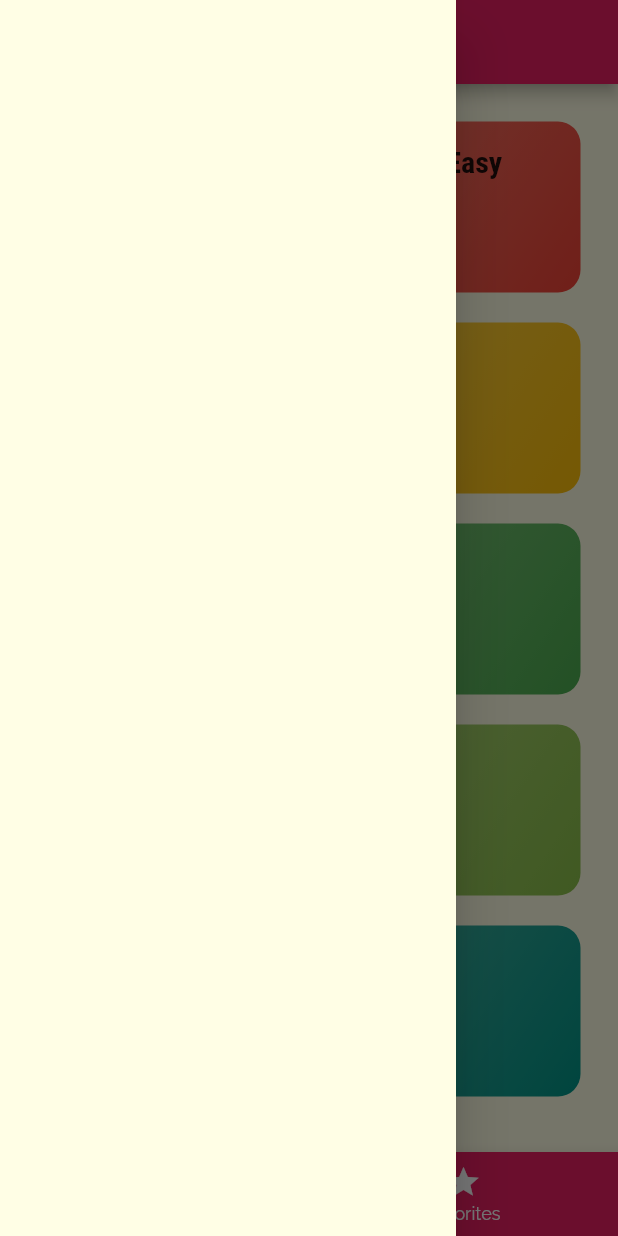
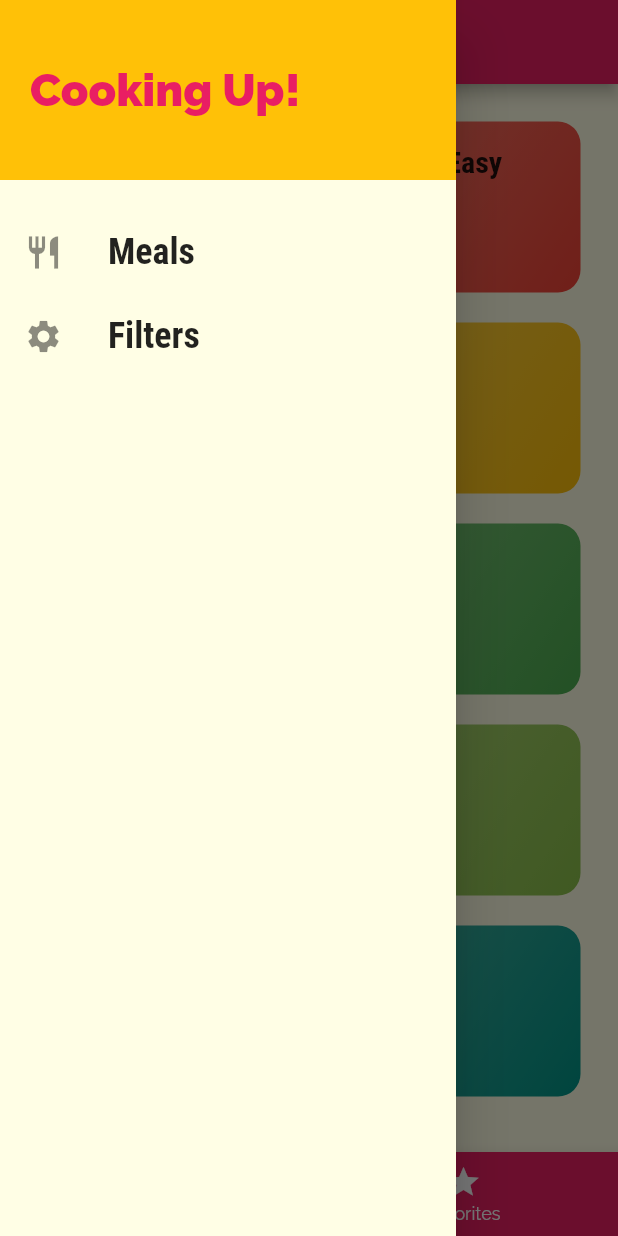
Before and after one commit to felipebss1/flutter_meals_app, a Flutter app: the screen it shows after launch, with the side drawer open, on a phone screen of 412 x 824 dp. Run offline on Flutter 3.47's test engine with Material 2 defaults, Android fonts, the phone set to English and light mode, and no system bars.

Commit message:
Added Filter and Major Changes

```diff
--- a/lib/main.dart
+++ b/lib/main.dart
@@ -1,6 +1,9 @@
 import 'package:flutter/material.dart';
+import 'package:flutter_meals_app/data/dummy_data.dart';
+import 'package:flutter_meals_app/models/meal.dart';
 import 'package:flutter_meals_app/screen/categories_screen.dart';
 import 'package:flutter_meals_app/screen/category_meals_screen.dart';
+import 'package:flutter_meals_app/screen/filters_screen.dart';
 import 'package:flutter_meals_app/screen/meal_detail_screen.dart';
 import 'package:flutter_meals_app/screen/tabs_screen.dart';
 
@@ -8,8 +11,45 @@ void main() {
   runApp(const MyApp());
 }
 
-class MyApp extends StatelessWidget {
+class MyApp extends StatefulWidget {
   const MyApp({super.key});
+
+  @override
+  State<MyApp> createState() => _MyAppState();
+}
+
+class _MyAppState extends State<MyApp> {
+  Map<String, bool> _filters = {
+    'gluten': false,
+    'lactose': false,
+    'vegan': false,
+    'vegetarian': false,
+  };
+
+  List<Meal> _availableMeals = DUMMY_MEALS;
+
+  void _setFilters(Map<String, bool> filterData) {
+    setState(() {
+      _filters = filterData;
+      _availableMeals = DUMMY_MEALS.where(
+        (meal) {
+          if (_filters['gluten']! && !meal.isGlutenFree) {
+            return false;
+          }
+          if (_filters['lactose']! && !meal.isLactoseFree) {
+            return false;
+          }
+          if (_filters['vegan']! && !meal.isVegan) {
+            return false;
+          }
+          if (_filters['vegetarian']! && !meal.isVegetarian) {
+            return false;
+          }
+          return true;
+        },
+      ).toList();
+    });
+  }
 
   @override
   Widget build(BuildContext context) {
@@ -38,12 +78,17 @@ class MyApp extends StatelessWidget {
           ),
         ),
       ),
-      /* home: const CategoriesScreen(), */
       initialRoute: '/',
       routes: {
         '/': (ctx) => const TabsScreen(),
-        CategoryMealsScreen.routeName: (ctx) => const CategoryMealsScreen(),
+        CategoryMealsScreen.routeName: (ctx) => CategoryMealsScreen(
+              availableMeals: _availableMeals,
+            ),
         MealDetailScreen.routeName: (ctx) => const MealDetailScreen(),
+        FiltersScreen.routeName: (ctx) => FiltersScreen(
+              currentFilters: _filters,
+              saveFilters: _setFilters,
+            ),
       },
       onGenerateRoute: (settings) {
         return null;
--- a/lib/screen/tabs_screen.dart
+++ b/lib/screen/tabs_screen.dart
@@ -1,6 +1,7 @@
 import 'package:flutter/material.dart';
 import 'package:flutter_meals_app/screen/categories_screen.dart';
 import 'package:flutter_meals_app/screen/favorites_screen.dart';
+import 'package:flutter_meals_app/widget/main_drawer.dart';
 
 class TabsScreen extends StatefulWidget {
   const TabsScreen({super.key});
@@ -31,10 +32,12 @@ class _TabsScreenState extends State<TabsScreen> {
 
   @override
   Widget build(BuildContext context) {
-    return Scaffold(
+    return SafeArea(
+      child: Scaffold(
         appBar: AppBar(
           title: Text(_pages[_selectedPageIndex]['title']),
-      ),drawer: Drawer(),
+        ),
+        drawer: const MainDrawer(),
         body: _pages[_selectedPageIndex]['page'],
         bottomNavigationBar: BottomNavigationBar(
           onTap: _selectPage,
@@ -53,6 +56,7 @@ class _TabsScreenState extends State<TabsScreen> {
             ),
           ],
         ),
+      ),
     );
   }
 }
```
Also changed, not shown: lib/screen/category_meals_screen.dart (+46 -13 lines), lib/screen/meal_detail_screen.dart (+8 -0 lines), lib/widget/meal_item.dart (+11 -3 lines). Lines whose indentation alone changed are shown as unchanged.
